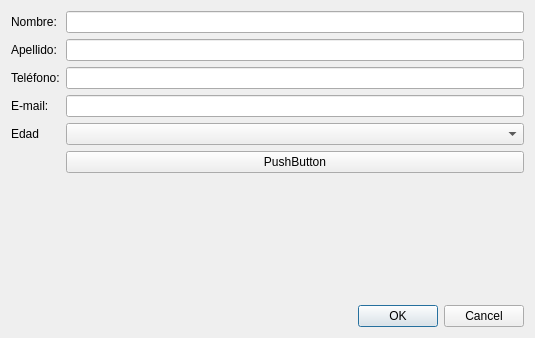
This is personadialog.ui in RogerNegrete/P61-Qt-QWidgetTable as Qt 5 draws it before an edit. The edited form follows.
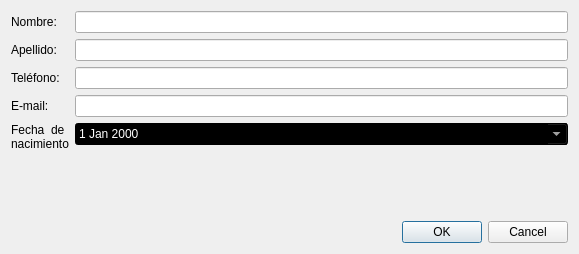
This is the edited form.

Patch:
```diff
--- a/personadialog.ui
+++ b/personadialog.ui
@@ -6,8 +6,8 @@
    <rect>
     <x>0</x>
     <y>0</y>
-    <width>535</width>
-    <height>338</height>
+    <width>579</width>
+    <height>254</height>
    </rect>
   </property>
   <property name="windowTitle">
@@ -56,20 +56,28 @@
      <item row="3" column="1">
       <widget class="QLineEdit" name="inEmail"/>
      </item>
-     <item row="4" column="0">
-      <widget class="QLabel" name="labelEdad">
-       <property name="text">
-        <string>Edad</string>
-       </property>
-      </widget>
-     </item>
      <item row="4" column="1">
-      <widget class="QComboBox" name="edadCBox"/>
+      <widget class="QDateEdit" name="fechaDateEdit">
+       <property name="styleSheet">
+        <string notr="true">font: 12pt &quot;Segoe UI&quot;;
+color:rgb(255, 255, 255);
+alternate-background-color: rgb(43, 43, 43);
+background-color: rgb(0, 0, 0);</string>
+       </property>
+       <property name="calendarPopup">
+        <bool>true</bool>
+       </property>
+      </widget>
      </item>
-     <item row="5" column="1">
-      <widget class="QPushButton" name="bttnDate">
+     <item row="4" column="0">
+      <widget class="QLabel" name="fechaLabel">
+       <property name="styleSheet">
+        <string notr="true">font: 700 12pt &quot;Segoe UI&quot;;
+color: rgb(0, 0, 0);</string>
+       </property>
        <property name="text">
-        <string>PushButton</string>
+        <string>Fecha  de
+nacimiento</string>
        </property>
       </widget>
      </item>
```
Left out of the diff: 16 changed lines with no effect on the pictures.
